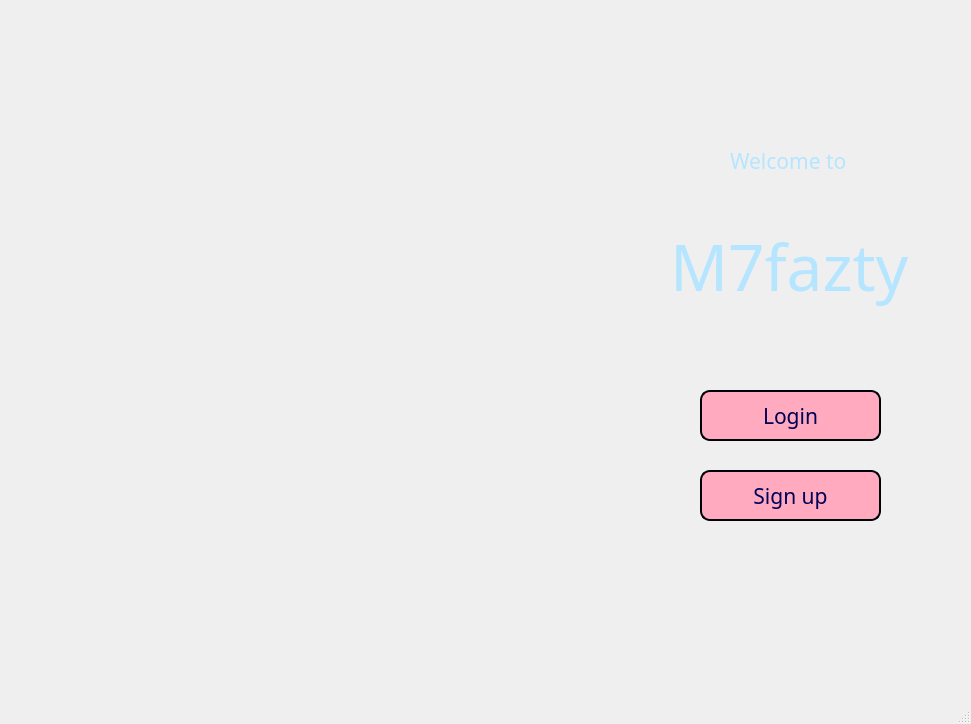
The window that m7fazty/mainwindow.ui (Roro-2004/m7fazty) describes before a commit, drawn with Qt 5.
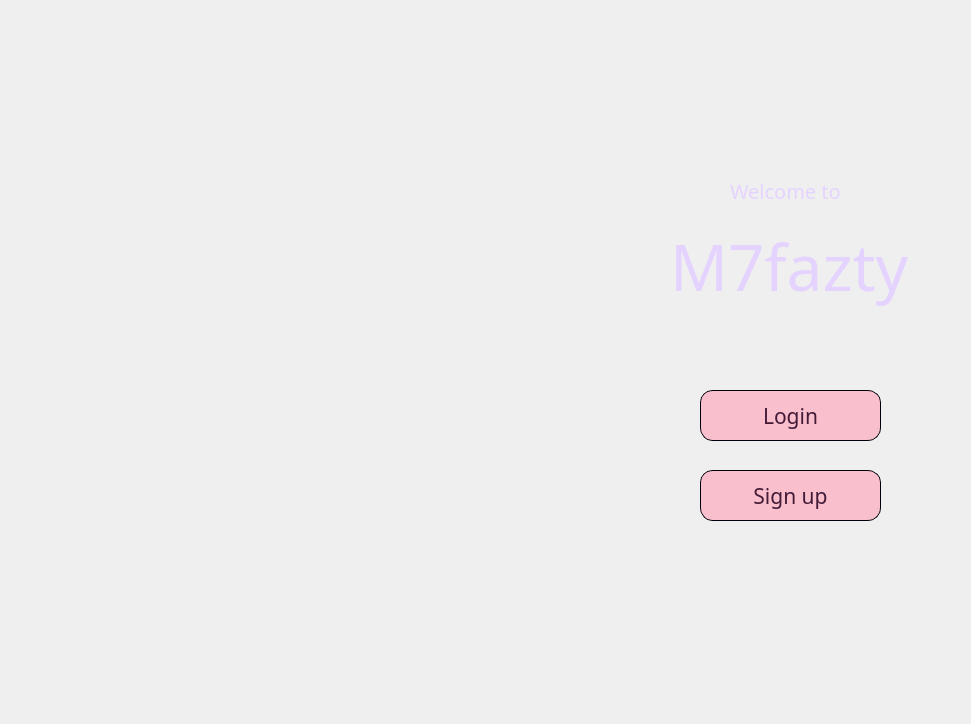
The same window after the commit.

```diff
--- a/m7fazty/mainwindow.ui
+++ b/m7fazty/mainwindow.ui
@@ -26,15 +26,33 @@
     <property name="palette">
      <palette>
       <active>
+       <colorrole role="WindowText">
+        <brush brushstyle="SolidPattern">
+         <color alpha="255">
+          <red>67</red>
+          <green>27</green>
+          <blue>55</blue>
+         </color>
+        </brush>
+       </colorrole>
        <colorrole role="Button">
         <brush brushstyle="SolidPattern">
-         <color alpha="255">
+         <color alpha="178">
           <red>255</red>
           <green>170</green>
           <blue>190</blue>
          </color>
         </brush>
        </colorrole>
+       <colorrole role="Text">
+        <brush brushstyle="SolidPattern">
+         <color alpha="255">
+          <red>67</red>
+          <green>27</green>
+          <blue>55</blue>
+         </color>
+        </brush>
+       </colorrole>
        <colorrole role="ButtonText">
         <brush brushstyle="SolidPattern">
          <color alpha="255">
@@ -46,7 +64,7 @@
        </colorrole>
        <colorrole role="Base">
         <brush brushstyle="SolidPattern">
-         <color alpha="255">
+         <color alpha="178">
           <red>255</red>
           <green>170</green>
           <blue>190</blue>
@@ -55,24 +73,51 @@
        </colorrole>
        <colorrole role="Window">
         <brush brushstyle="SolidPattern">
-         <color alpha="255">
+         <color alpha="178">
           <red>255</red>
           <green>170</green>
           <blue>190</blue>
          </color>
         </brush>
        </colorrole>
+       <colorrole role="PlaceholderText">
+        <brush brushstyle="SolidPattern">
+         <color alpha="128">
+          <red>67</red>
+          <green>27</green>
+          <blue>55</blue>
+         </color>
+        </brush>
+       </colorrole>
       </active>
       <inactive>
+       <colorrole role="WindowText">
+        <brush brushstyle="SolidPattern">
+         <color alpha="255">
+          <red>67</red>
+          <green>27</green>
+          <blue>55</blue>
+         </color>
+        </brush>
+       </colorrole>
        <colorrole role="Button">
         <brush brushstyle="SolidPattern">
-         <color alpha="255">
+         <color alpha="178">
           <red>255</red>
           <green>170</green>
           <blue>190</blue>
          </color>
         </brush>
        </colorrole>
+       <colorrole role="Text">
+        <brush brushstyle="SolidPattern">
+         <color alpha="255">
+          <red>67</red>
+          <green>27</green>
+          <blue>55</blue>
+         </color>
+        </brush>
+       </colorrole>
        <colorrole role="ButtonText">
         <brush brushstyle="SolidPattern">
          <color alpha="255">
@@ -84,7 +129,7 @@
        </colorrole>
        <colorrole role="Base">
         <brush brushstyle="SolidPattern">
-         <color alpha="255">
+         <color alpha="178">
           <red>255</red>
           <green>170</green>
           <blue>190</blue>
@@ -93,27 +138,63 @@
        </colorrole>
        <colorrole role="Window">
         <brush brushstyle="SolidPattern">
-         <color alpha="255">
+         <color alpha="178">
           <red>255</red>
           <green>170</green>
           <blue>190</blue>
          </color>
         </brush>
        </colorrole>
+       <colorrole role="PlaceholderText">
+        <brush brushstyle="SolidPattern">
+         <color alpha="128">
+          <red>67</red>
+          <green>27</green>
+          <blue>55</blue>
+         </color>
+        </brush>
+       </colorrole>
       </inactive>
       <disabled>
+       <colorrole role="WindowText">
+        <brush brushstyle="SolidPattern">
+         <color alpha="255">
+          <red>67</red>
+          <green>27</green>
+          <blue>55</blue>
+         </color>
+        </brush>
+       </colorrole>
        <colorrole role="Button">
         <brush brushstyle="SolidPattern">
-         <color alpha="255">
+         <color alpha="178">
           <red>255</red>
           <green>170</green>
           <blue>190</blue>
          </color>
         </brush>
        </colorrole>
+       <colorrole role="Text">
+        <brush brushstyle="SolidPattern">
+         <color alpha="255">
+          <red>67</red>
+          <green>27</green>
+          <blue>55</blue>
+         </color>
+        </brush>
+       </colorrole>
+       <colorrole role="ButtonText">
+        <brush brushstyle="SolidPattern">
+         <color alpha="255">
+          <red>67</red>
+          <green>27</green>
+          <blue>55</blue>
+         </color>
+        </brush>
+       </colorrole>
        <colorrole role="Base">
         <brush brushstyle="SolidPattern">
-         <color alpha="255">
+         <color alpha="178">
           <red>255</red>
           <green>170</green>
           <blue>190</blue>
@@ -122,13 +203,22 @@
        </colorrole>
        <colorrole role="Window">
         <brush brushstyle="SolidPattern">
-         <color alpha="255">
+         <color alpha="178">
           <red>255</red>
           <green>170</green>
           <blue>190</blue>
          </color>
         </brush>
        </colorrole>
+       <colorrole role="PlaceholderText">
+        <brush brushstyle="SolidPattern">
+         <color alpha="128">
+          <red>67</red>
+          <green>27</green>
+          <blue>55</blue>
+         </color>
+        </brush>
+       </colorrole>
       </disabled>
      </palette>
     </property>
@@ -140,9 +230,11 @@
     </property>
     <property name="styleSheet">
      <string notr="true">QPushButton {
-    background-color: rgb(255, 170, 190);
-    border-radius: 10px;
-    border: 2px solid rgb(0, 0, 10);
+/*background-color: rgba(230, 170, 245, 0.7);*/
+    background-color: rgba(255, 170, 190, 0.7);
+    border-radius: 13px;
+    border: 1px solid rgb(0, 0, 10);
+ color: #431b37;
 }
 
 QPushButton:hover {
@@ -171,15 +263,33 @@
     <property name="palette">
      <palette>
       <active>
+       <colorrole role="WindowText">
+        <brush brushstyle="SolidPattern">
+         <color alpha="255">
+          <red>67</red>
+          <green>27</green>
+          <blue>55</blue>
+         </color>
+        </brush>
+       </colorrole>
        <colorrole role="Button">
         <brush brushstyle="SolidPattern">
-         <color alpha="255">
+         <color alpha="178">
           <red>255</red>
           <green>170</green>
           <blue>190</blue>
          </color>
         </brush>
        </colorrole>
+       <colorrole role="Text">
+        <brush brushstyle="SolidPattern">
+         <color alpha="255">
+          <red>67</red>
+          <green>27</green>
+          <blue>55</blue>
+         </color>
+        </brush>
+       </colorrole>
        <colorrole role="ButtonText">
         <brush brushstyle="SolidPattern">
          <color alpha="255">
@@ -191,7 +301,7 @@
        </colorrole>
        <colorrole role="Base">
         <brush brushstyle="SolidPattern">
-         <color alpha="255">
+         <color alpha="178">
           <red>255</red>
           <green>170</green>
           <blue>190</blue>
@@ -200,24 +310,51 @@
        </colorrole>
        <colorrole role="Window">
         <brush brushstyle="SolidPattern">
-         <color alpha="255">
+         <color alpha="178">
           <red>255</red>
           <green>170</green>
           <blue>190</blue>
          </color>
         </brush>
        </colorrole>
+       <colorrole role="PlaceholderText">
+        <brush brushstyle="SolidPattern">
+         <color alpha="128">
+          <red>67</red>
+          <green>27</green>
+          <blue>55</blue>
+         </color>
+        </brush>
+       </colorrole>
       </active>
       <inactive>
+       <colorrole role="WindowText">
+        <brush brushstyle="SolidPattern">
+         <color alpha="255">
+          <red>67</red>
+          <green>27</green>
+          <blue>55</blue>
+         </color>
+        </brush>
+       </colorrole>
        <colorrole role="Button">
         <brush brushstyle="SolidPattern">
-         <color alpha="255">
+         <color alpha="178">
           <red>255</red>
           <green>170</green>
           <blue>190</blue>
          </color>
         </brush>
        </colorrole>
+       <colorrole role="Text">
+        <brush brushstyle="SolidPattern">
+         <color alpha="255">
+          <red>67</red>
+          <green>27</green>
+          <blue>55</blue>
+         </color>
+        </brush>
+       </colorrole>
        <colorrole role="ButtonText">
         <brush brushstyle="SolidPattern">
          <color alpha="255">
@@ -229,7 +366,7 @@
        </colorrole>
        <colorrole role="Base">
         <brush brushstyle="SolidPattern">
-         <color alpha="255">
+         <color alpha="178">
           <red>255</red>
           <green>170</green>
           <blue>190</blue>
@@ -238,27 +375,63 @@
        </colorrole>
        <colorrole role="Window">
         <brush brushstyle="SolidPattern">
-         <color alpha="255">
+         <color alpha="178">
           <red>255</red>
           <green>170</green>
           <blue>190</blue>
          </color>
         </brush>
        </colorrole>
+       <colorrole role="PlaceholderText">
+        <brush brushstyle="SolidPattern">
+         <color alpha="128">
+          <red>67</red>
+          <green>27</green>
+          <blue>55</blue>
+         </color>
+        </brush>
+       </colorrole>
       </inactive>
       <disabled>
+       <colorrole role="WindowText">
+        <brush brushstyle="SolidPattern">
+         <color alpha="255">
+          <red>67</red>
+          <green>27</green>
+          <blue>55</blue>
+         </color>
+        </brush>
+       </colorrole>
        <colorrole role="Button">
         <brush brushstyle="SolidPattern">
-         <color alpha="255">
+         <color alpha="178">
           <red>255</red>
           <green>170</green>
           <blue>190</blue>
          </color>
         </brush>
        </colorrole>
+       <colorrole role="Text">
+        <brush brushstyle="SolidPattern">
+         <color alpha="255">
+          <red>67</red>
+          <green>27</green>
+          <blue>55</blue>
+         </color>
+        </brush>
+       </colorrole>
+       <colorrole role="ButtonText">
+        <brush brushstyle="SolidPattern">
+         <color alpha="255">
+          <red>67</red>
+          <green>27</green>
+          <blue>55</blue>
+         </color>
+        </brush>
+       </colorrole>
        <colorrole role="Base">
         <brush brushstyle="SolidPattern">
-         <color alpha="255">
+         <color alpha="178">
           <red>255</red>
           <green>170</green>
           <blue>190</blue>
@@ -267,13 +440,22 @@
        </colorrole>
        <colorrole role="Window">
         <brush brushstyle="SolidPattern">
-         <color alpha="255">
+         <color alpha="178">
           <red>255</red>
           <green>170</green>
           <blue>190</blue>
          </color>
         </brush>
        </colorrole>
+       <colorrole role="PlaceholderText">
+        <brush brushstyle="SolidPattern">
+         <color alpha="128">
+          <red>67</red>
+          <green>27</green>
+          <blue>55</blue>
+         </color>
+        </brush>
+       </colorrole>
       </disabled>
      </palette>
     </property>
@@ -285,9 +467,12 @@
     </property>
     <property name="styleSheet">
      <string notr="true">QPushButton {
-    background-color: rgb(255, 170, 190);
-    border-radius: 10px;
-    border: 2px solid rgb(0, 0, 10);
+/*background-color: rgba(230, 170, 245, 0.7);*/
+    background-color: rgba(255, 170, 190, 0.7);
+    border-radius: 13px;
+    border: 1px solid rgb(0, 0, 10);
+ color: #431b37;
+
 }
 
 QPushButton:hover {
@@ -308,7 +493,7 @@
     <property name="geometry">
      <rect>
       <x>730</x>
-      <y>140</y>
+      <y>170</y>
       <width>161</width>
       <height>41</height>
      </rect>
@@ -319,8 +504,8 @@
        <colorrole role="WindowText">
         <brush brushstyle="SolidPattern">
          <color alpha="255">
-          <red>181</red>
-          <green>229</green>
+          <red>229</red>
+          <green>211</green>
           <blue>255</blue>
          </color>
         </brush>
@@ -330,8 +515,8 @@
        <colorrole role="WindowText">
         <brush brushstyle="SolidPattern">
          <color alpha="255">
-          <red>181</red>
-          <green>229</green>
+          <red>229</red>
+          <green>211</green>
           <blue>255</blue>
          </color>
         </brush>
@@ -343,7 +528,7 @@
     <property name="font">
      <font>
       <family>Arial Rounded MT Bold</family>
-      <pointsize>16</pointsize>
+      <pointsize>15</pointsize>
      </font>
     </property>
     <property name="text">
@@ -365,8 +550,8 @@
        <colorrole role="WindowText">
         <brush brushstyle="SolidPattern">
          <color alpha="255">
-          <red>181</red>
-          <green>229</green>
+          <red>229</red>
+          <green>211</green>
           <blue>255</blue>
          </color>
         </brush>
@@ -376,8 +561,8 @@
        <colorrole role="WindowText">
         <brush brushstyle="SolidPattern">
          <color alpha="255">
-          <red>181</red>
-          <green>229</green>
+          <red>229</red>
+          <green>211</green>
           <blue>255</blue>
          </color>
         </brush>
@@ -402,7 +587,7 @@
       <x>0</x>
       <y>0</y>
       <width>971</width>
-      <height>671</height>
+      <height>724</height>
      </rect>
     </property>
     <property name="text">
@@ -415,17 +600,6 @@
    <zorder>label</zorder>
    <zorder>label_2</zorder>
   </widget>
-  <widget class="QMenuBar" name="menubar">
-   <property name="geometry">
-    <rect>
-     <x>0</x>
-     <y>0</y>
-     <width>971</width>
-     <height>25</height>
-    </rect>
-   </property>
-  </widget>
-  <widget class="QStatusBar" name="statusbar"/>
  </widget>
  <resources/>
  <connections/>
```
Left out of the diff: 4 changed lines with no effect on the pictures.
